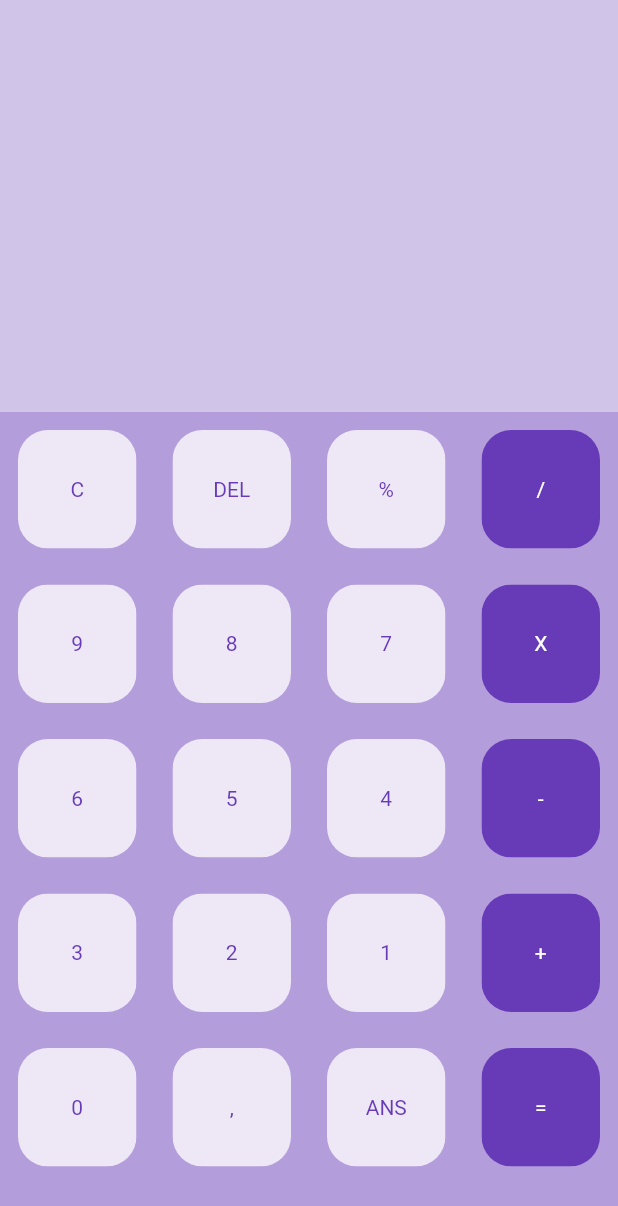
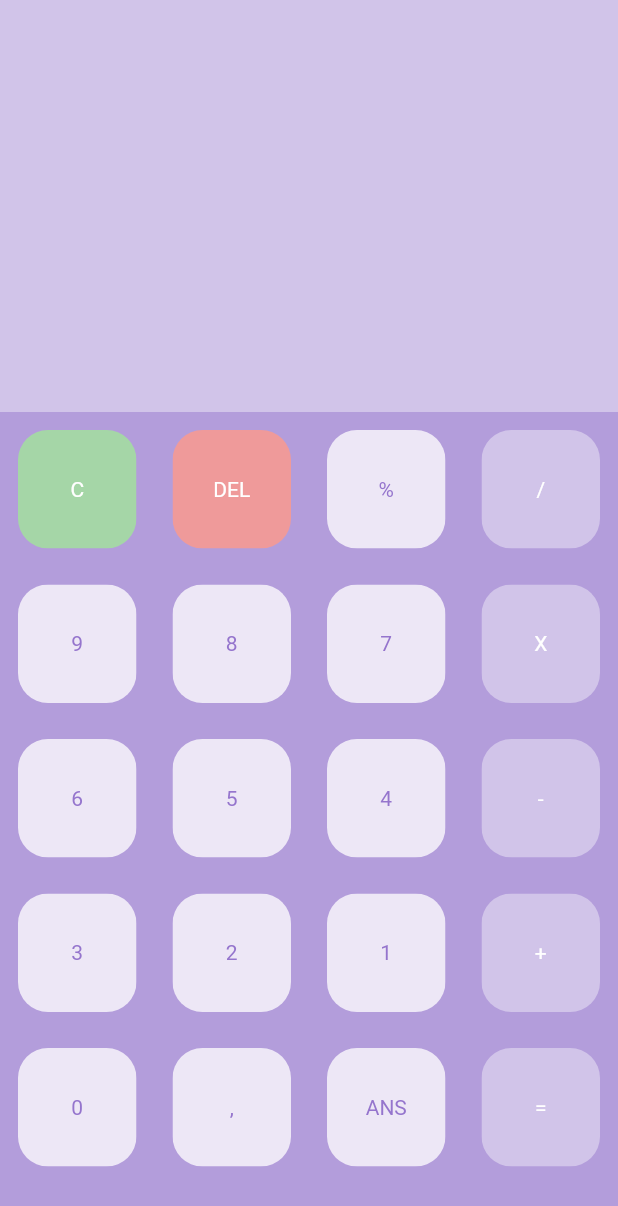
Before and after one commit to hansfigo/flutter_calculator, a Flutter app: the screen it shows after launch, on a phone screen of 412 x 824 dp. Shown: the top 1206 px of the screen. Run offline on Flutter 3.47's test engine with Material 2 defaults, Android fonts, the phone set to English and light mode, and no system bars.

Commit message:
fix btnColor

```diff
--- a/lib/main.dart
+++ b/lib/main.dart
@@ -62,11 +62,25 @@ class _HomePageState extends State<HomePage> {
                   gridDelegate: SliverGridDelegateWithFixedCrossAxisCount(
                       crossAxisCount: 4),
                   itemBuilder: (BuildContext context, int index) {
+                   if (index == 0) {
+                     return MyButton(
+                      btnTetxt: button[index],
+                      btnColor: Colors.green.shade200,
+                      txtColor: Colors.white
+                    );
+                   }else if(index == 1) {
                     return MyButton(
                       btnTetxt: button[index],
-                      btnColor: isOperator(button[index]) ? Colors.deepPurple : Colors.deepPurple.shade50 ,
-                      txtColor: isOperator(button[index]) ? Colors.white : Colors.deepPurple ,
+                      btnColor: Colors.red.shade200,
+                      txtColor: Colors.white
                     );
+                   } else {
+                     return MyButton(
+                      btnTetxt: button[index],
+                      btnColor: isOperator(button[index]) ? Colors.deepPurple.shade100 : Colors.deepPurple.shade50 ,
+                      txtColor: isOperator(button[index]) ? Colors.white : Colors.deepPurple.shade300 ,
+                    );
+                   }
                   }),
             ),
           )
```
